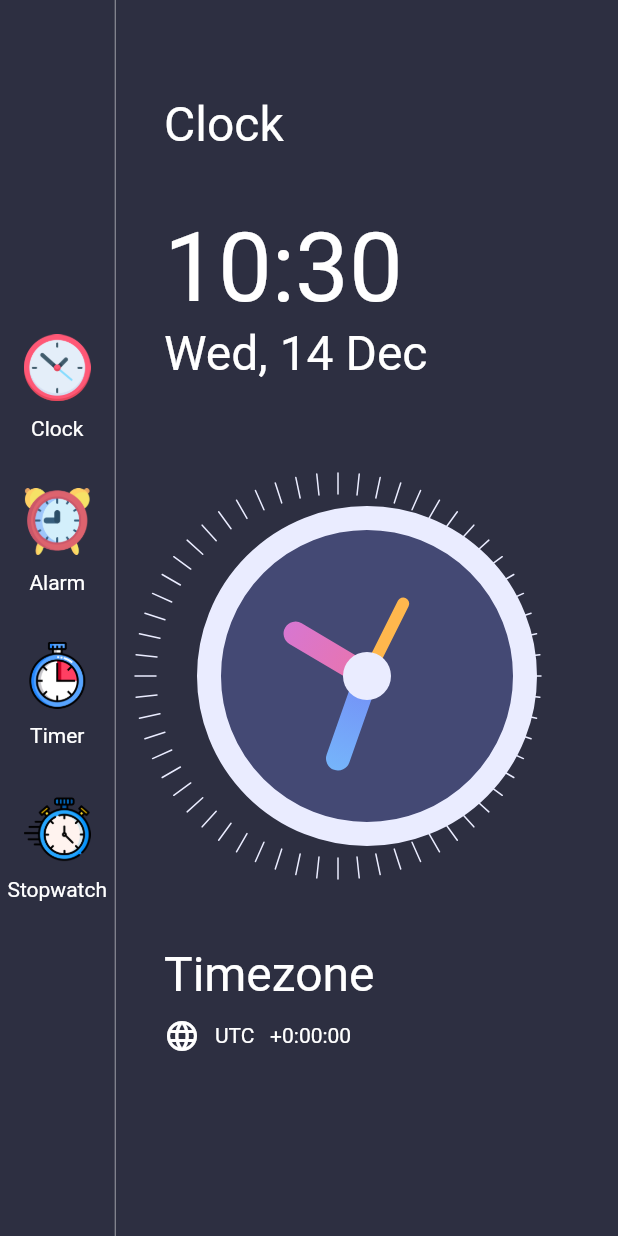
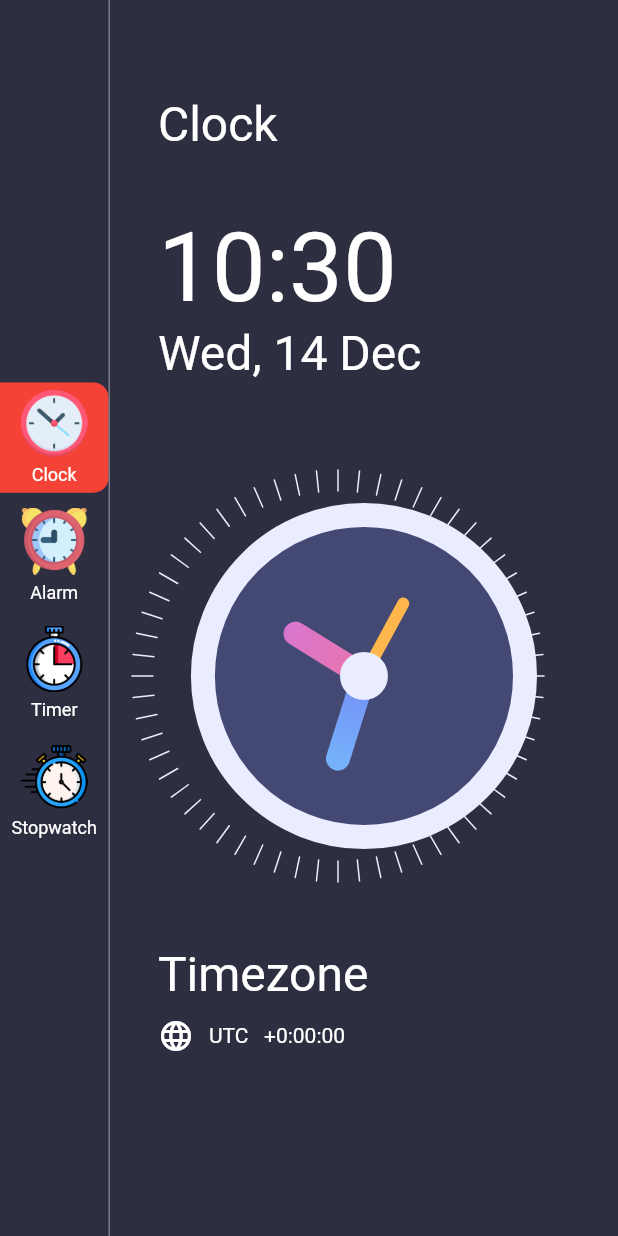
Before and after one commit to Iamdheeraj22/clock_app, a Flutter app: the screen it shows after launch, on a phone screen of 412 x 824 dp. Run offline on Flutter 3.47's test engine with Material 2 defaults, Android fonts, the phone set to English and light mode, and no system bars.

Commit message:
create side bar in home page & create saperate classes of (clock,alarm,timer,stopwatch pages)

```diff
--- /dev/null
+++ b/lib/Presentation/Pages/AlarmPage.dart
@@ -0,0 +1,15 @@
+import 'package:flutter/material.dart';
+
+class AlarmPage extends StatefulWidget {
+  AlarmPage({Key? key}) : super(key: key);
+
+  @override
+  State<AlarmPage> createState() => _AlarmPageState();
+}
+
+class _AlarmPageState extends State<AlarmPage> {
+  @override
+  Widget build(BuildContext context) {
+    return Container();
+  }
+}
--- /dev/null
+++ b/lib/Presentation/Pages/ClockPage.dart
@@ -0,0 +1,114 @@
+import 'dart:async';
+import 'dart:math';
+
+import 'package:flutter/material.dart';
+import 'package:intl/intl.dart';
+
+import '../../Util/Common.dart';
+import '../widgets/ClockView.dart';
+
+class ClockPage extends StatefulWidget {
+  ClockPage({Key? key}) : super(key: key);
+
+  @override
+  State<ClockPage> createState() => _ClockPageState();
+}
+
+class _ClockPageState extends State<ClockPage> {
+  @override
+  void initState() {
+    super.initState();
+    Timer.periodic(Duration(seconds: 1), (timer) {
+      setState(() {});
+    });
+  }
+
+  @override
+  Widget build(BuildContext context) {
+    var now = DateTime.now();
+    var formattedTime = DateFormat("HH:mm").format(now);
+    var formattedDate = DateFormat("EEE, d MMM").format(now);
+    var timeString = now.timeZoneOffset.toString().split(".").first;
+    var offSetSign = "";
+
+    if (!timeString.startsWith("-")) offSetSign = "+";
+    return Container(
+      padding: EdgeInsets.symmetric(vertical: 64, horizontal: 32),
+      child: Column(
+        crossAxisAlignment: CrossAxisAlignment.start,
+        children: [
+          Flexible(
+            flex: 1,
+            fit: FlexFit.tight,
+            child: Column(
+              crossAxisAlignment: CrossAxisAlignment.start,
+              children: [
+                Text(
+                  "Clock",
+                  style: TextStyle(fontSize: 32, color: Colors.white),
+                ),
+              ],
+            ),
+          ),
+          Flexible(
+              flex: 2,
+              child: Column(
+                crossAxisAlignment: CrossAxisAlignment.start,
+                children: [
+                  Text(
+                    formattedTime.toString(),
+                    style: TextStyle(fontSize: 64, color: Colors.white),
+                  ),
+                  Text(
+                    formattedDate,
+                    style: TextStyle(fontSize: 32, color: Colors.white),
+                  ),
+                ],
+              )),
+          Flexible(
+              flex: 4,
+              fit: FlexFit.tight,
+              child: Transform.rotate(
+                  angle: -pi / 2,
+                  child: ClockView(
+                    s: height(context) / 2,
+                  ))),
+          Flexible(
+            flex: 2,
+            fit: FlexFit.tight,
+            child: Column(
+              crossAxisAlignment: CrossAxisAlignment.start,
+              children: [
+                SizedBox(
+                  height: 25,
+                ),
+                Text(
+                  "Timezone",
+                  style: TextStyle(fontSize: 32, color: Colors.white),
+                ),
+                SizedBox(
+                  height: 10,
+                ),
+                Row(
+                  children: [
+                    Icon(
+                      Icons.language,
+                      color: Colors.white,
+                    ),
+                    SizedBox(
+                      width: 10,
+                    ),
+                    Text(
+                      "UTC   " + offSetSign + timeString,
+                      style: TextStyle(fontSize: 14, color: Colors.white),
+                    ),
+                  ],
+                )
+              ],
+            ),
+          )
+        ],
+      ),
+    );
+  }
+}
--- a/lib/Presentation/Pages/HomePage.dart
+++ b/lib/Presentation/Pages/HomePage.dart
@@ -1,11 +1,19 @@
 import 'dart:async';
 import 'dart:math';
 
+import 'package:clock_app/Presentation/Pages/ClockPage.dart';
+import 'package:clock_app/Presentation/Pages/StopwatchPage.dart';
+import 'package:clock_app/Presentation/Pages/TimerPage.dart';
 import 'package:clock_app/Presentation/widgets/ClockView.dart';
+import 'package:clock_app/Provider/MenuInfo.dart';
+import 'package:clock_app/Util/Enums.dart';
+import 'package:clock_app/Util/data.dart';
 import 'package:flutter/material.dart';
 import 'package:intl/intl.dart';
+import 'package:provider/provider.dart';
 
 import '../../Util/Common.dart';
+import 'AlarmPage.dart';
 
 class HomePage extends StatefulWidget {
   HomePage({Key? key}) : super(key: key);
@@ -16,148 +24,77 @@ class HomePage extends StatefulWidget {
 
 class _HomePageState extends State<HomePage> {
   @override
-  void initState() {
-    super.initState();
-    Timer.periodic(Duration(seconds: 1), (timer) {
-      setState(() {});
-    });
-  }
-
-  @override
   Widget build(BuildContext context) {
-    var now = DateTime.now();
-    var formattedTime = DateFormat("HH:mm").format(now);
-    var formattedDate = DateFormat("EEE, d MMM").format(now);
-    var timeString = now.timeZoneOffset.toString().split(".").first;
-    var offSetSign = "";
-
-    if (!timeString.startsWith("-")) offSetSign = "+";
-
     return Scaffold(
       backgroundColor: Color(0xFF2D2F41),
       body: Row(
         children: [
           Column(
               mainAxisAlignment: MainAxisAlignment.center,
-            children: [
-              itemButton("Clock", "assets/clock.png"),
-              itemButton("Alarm", "assets/alarm_clock.png"),
-              itemButton("Timer", "assets/timer.png"),
-              itemButton("Stopwatch", "assets/stopwatch.png")
-            ],
-          ),
-          VerticalDivider(
+              children: menuItems
+                  .map((currentMenuInfo) => itemButton(currentMenuInfo))
+                  .toList()),
+          const VerticalDivider(
             color: Colors.white54,
             width: 1,
           ),
-          Expanded(
-            child: Container(
-              padding: EdgeInsets.symmetric(vertical: 64, horizontal: 32),
-              child: Column(
-                crossAxisAlignment: CrossAxisAlignment.start,
-                children: [
-                  Flexible(
-                    flex: 1,
-                    fit: FlexFit.tight,
-                    child: Column(
-                      crossAxisAlignment: CrossAxisAlignment.start,
-                      children: [
-                        Text(
-                          "Clock",
-                          style: TextStyle(fontSize: 32, color: Colors.white),
-                        ),
-                      ],
-                    ),
-                  ),
-                  Flexible(
-                      flex: 2,
-                      child: Column(
-                        crossAxisAlignment: CrossAxisAlignment.start,
-                        children: [
-                          Text(
-                            formattedTime.toString(),
-                            style: TextStyle(fontSize: 64, color: Colors.white),
-                          ),
-                          Text(
-                            formattedDate,
-                            style: TextStyle(fontSize: 32, color: Colors.white),
-                          ),
-                        ],
+          Expanded(child: Consumer<MenuInfo>(
+            builder: (context, value, child) {
+              if (value.menuType == MenuType.clock) {
+                return ClockPage();
+              } else if (value.menuType == MenuType.alarm) {
+                return AlarmPage();
+              } else if (value.menuType == MenuType.timer) {
+                return TimerPage();
+              } else if (value.menuType == MenuType.stopwatch) {
+                return StopwatchPage();
+              }
+              return Container();
+            },
           )),
-                  Flexible(
-                      flex: 4,
-                      fit: FlexFit.tight,
-                      child: Transform.rotate(
-                          angle: -pi / 2,
-                          child: ClockView(
-                            s: height(context) / 2,
-                          ))),
-                  Flexible(
-                    flex: 2,
-                    fit: FlexFit.tight,
-                    child: Column(
-                      crossAxisAlignment: CrossAxisAlignment.start,
-                      children: [
-                        SizedBox(
-                          height: 25,
-                        ),
-                        Text(
-                          "Timezone",
-                          style: TextStyle(fontSize: 32, color: Colors.white),
-                        ),
-                        SizedBox(
-                          height: 10,
-                        ),
-                        Row(
-                          children: [
-                            Icon(
-                              Icons.language,
-                              color: Colors.white,
-                            ),
-                            SizedBox(
-                              width: 10,
-                            ),
-                            Text(
-                              "UTC   " + offSetSign + timeString,
-                              style:
-                                  TextStyle(fontSize: 14, color: Colors.white),
-                            ),
-                          ],
-                        )
-                      ],
-                    ),
-                  )
-                ],
-              ),
-            ),
-          ),
         ],
       ),
     );
   }
 
-  InkWell itemButton(String title, String img) {
+  Widget itemButton(MenuInfo currentMenuInfo) {
+    return Consumer<MenuInfo>(
+      builder: (context, value, child) {
         return InkWell(
-      onTap: () {},
+          onTap: () {
+            var menuInfo = Provider.of<MenuInfo>(context, listen: false);
+            menuInfo.updateMenu(currentMenuInfo);
+          },
           child: Container(
-        margin: EdgeInsets.symmetric(vertical: 16.0, horizontal: 5),
+            margin: EdgeInsets.only(bottom: 5),
+            width: width(context) / 5.7,
+            decoration: BoxDecoration(
+                borderRadius: const BorderRadius.only(
+                    topRight: Radius.circular(10),
+                    bottomRight: Radius.circular(10)),
+                color: currentMenuInfo.menuType == value.menuType
+                    ? Colors.red
+                    : Colors.transparent),
+            padding: const EdgeInsets.symmetric(vertical: 5.0, horizontal: 5.0),
             child: Column(
               crossAxisAlignment: CrossAxisAlignment.center,
               children: [
                 Image.asset(
-              img,
+                  currentMenuInfo.imageResource.toString(),
                   scale: 11.5,
                 ),
                 SizedBox(
-              height: 10,
+                  height: 5,
                 ),
                 Text(
-              title,
-              style: TextStyle(color: Colors.white, fontSize: 14),
+                  currentMenuInfo.title.toString(),
+                  style: const TextStyle(color: Colors.white, fontSize: 12),
                 )
               ],
             ),
           ),
         );
+      },
+    );
   }
 }
--- /dev/null
+++ b/lib/Presentation/Pages/StopwatchPage.dart
@@ -0,0 +1,15 @@
+import 'package:flutter/material.dart';
+
+class StopwatchPage extends StatefulWidget {
+  StopwatchPage({Key? key}) : super(key: key);
+
+  @override
+  State<StopwatchPage> createState() => _StopwatchPageState();
+}
+
+class _StopwatchPageState extends State<StopwatchPage> {
+  @override
+  Widget build(BuildContext context) {
+    return Container();
+  }
+}//
--- /dev/null
+++ b/lib/Presentation/Pages/TimerPage.dart
@@ -0,0 +1,15 @@
+import 'package:flutter/material.dart';
+
+class TimerPage extends StatefulWidget {
+  TimerPage({Key? key}) : super(key: key);
+
+  @override
+  State<TimerPage> createState() => _TimerPageState();
+}
+
+class _TimerPageState extends State<TimerPage> {
+  @override
+  Widget build(BuildContext context) {
+    return Container();
+  }
+}
--- /dev/null
+++ b/lib/Provider/MenuInfo.dart
@@ -0,0 +1,18 @@
+import 'package:clock_app/Util/Enums.dart';
+import 'package:flutter/widgets.dart';
+
+class MenuInfo extends ChangeNotifier {
+  MenuType menuType;
+  String? title;
+  String? imageResource;
+
+  MenuInfo(this.menuType, {this.imageResource, this.title});
+
+  updateMenu(MenuInfo menuInfo) {
+    menuType = menuInfo.menuType;
+    title = menuInfo.title;
+    imageResource = menuInfo.imageResource;
+
+    notifyListeners();
+  }
+}
--- /dev/null
+++ b/lib/Util/Enums.dart
@@ -0,0 +1 @@
+enum MenuType { clock, alarm, timer, stopwatch }
--- /dev/null
+++ b/lib/Util/data.dart
@@ -0,0 +1,11 @@
+import 'package:clock_app/Provider/MenuInfo.dart';
+import 'package:clock_app/Util/Enums.dart';
+
+List<MenuInfo> menuItems = [
+  MenuInfo(MenuType.clock, title: "Clock", imageResource: "assets/clock.png"),
+  MenuInfo(MenuType.alarm,
+      title: "Alarm", imageResource: "assets/alarm_clock.png"),
+  MenuInfo(MenuType.timer, title: "Timer", imageResource: "assets/timer.png"),
+  MenuInfo(MenuType.stopwatch,
+      title: "Stopwatch", imageResource: "assets/stopwatch.png"),
+];
--- a/lib/main.dart
+++ b/lib/main.dart
@@ -1,4 +1,7 @@
+import 'package:clock_app/Provider/MenuInfo.dart';
+import 'package:clock_app/Util/Enums.dart';
 import 'package:flutter/material.dart';
+import 'package:provider/provider.dart';
 
 import 'Presentation/Pages/HomePage.dart';
 
@@ -18,7 +21,8 @@ class MyApp extends StatelessWidget {
       theme: ThemeData(
         primarySwatch: Colors.blue,
       ),
-      home: HomePage(),
+      home: ChangeNotifierProvider<MenuInfo>(
+          create: (context) => MenuInfo(MenuType.clock), child: HomePage()),
     );
   }
 }
--- a/pubspec.yaml
+++ b/pubspec.yaml
@@ -37,6 +37,7 @@ dependencies:
   # Use with the CupertinoIcons class for iOS style icons.
   cupertino_icons: ^1.0.2
   intl: ^0.17.0
+  provider: ^6.0.4
 
 dev_dependencies:
   flutter_test:
```
Also changed, not shown: pubspec.lock. Lines whose indentation alone changed are shown as unchanged.
